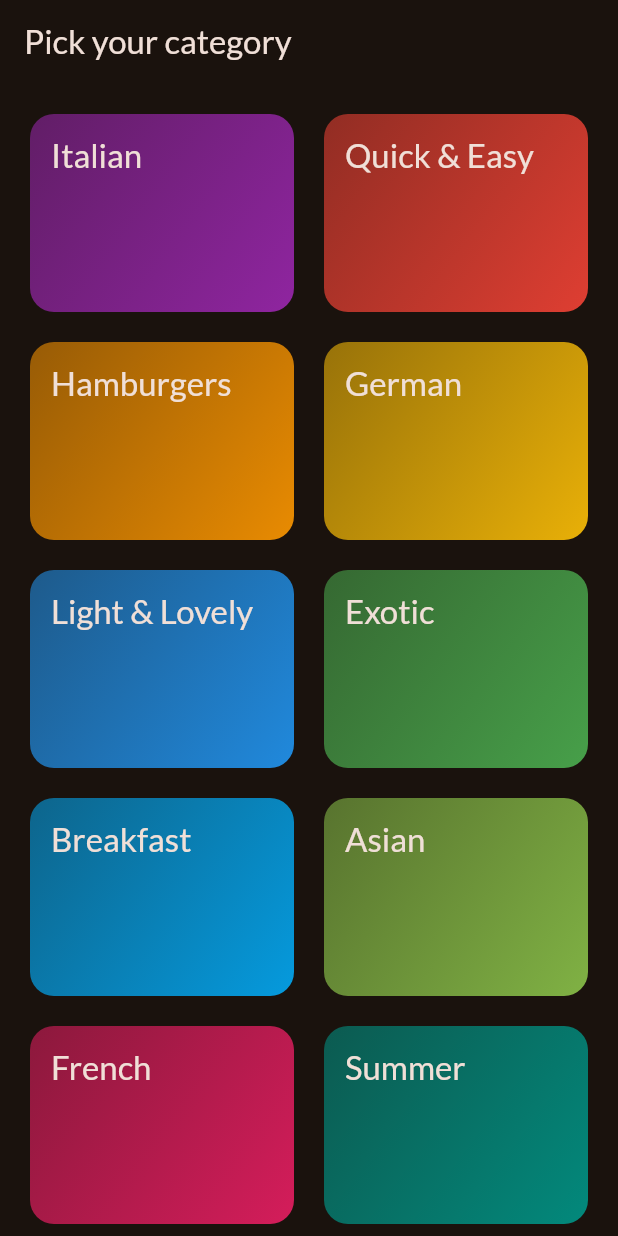
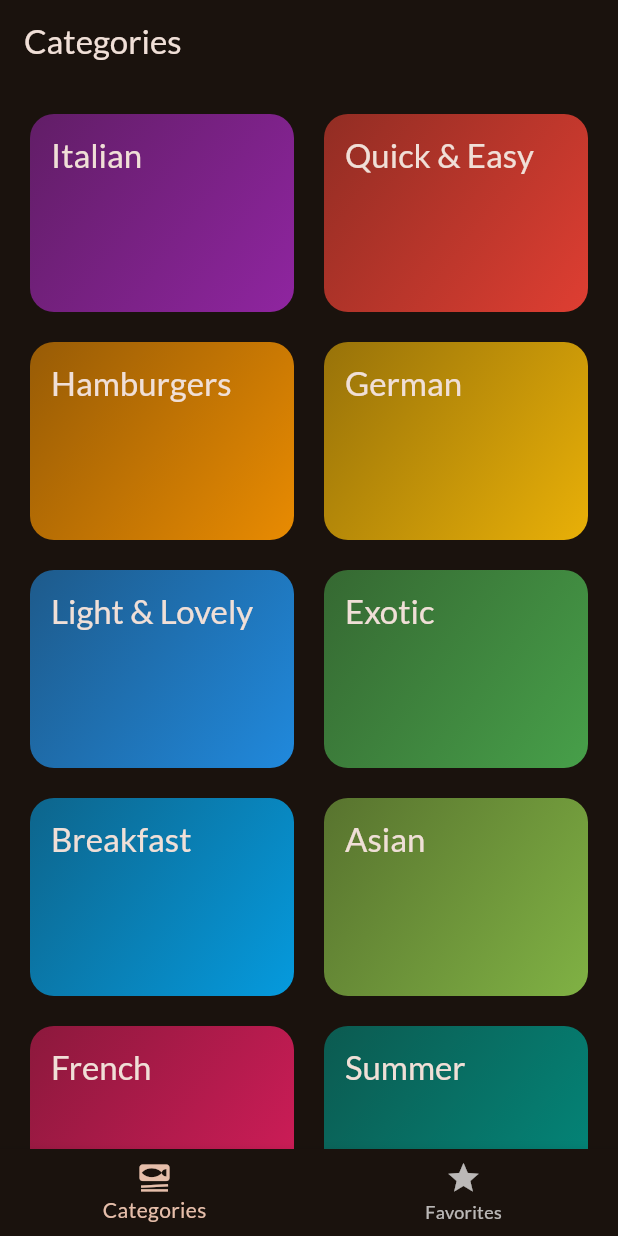
Before and after one commit to Rohit-Chandra-007/meal_app, a Flutter app: the screen it shows after launch, on a phone screen of 412 x 824 dp. Run offline on Flutter 3.47's test engine with Material 3 defaults, Android fonts, the phone set to English and light mode, and no system bars; our stand-ins replace google_fonts, transparent_image.

Commit message:
tabs_screen added

```diff
--- a/lib/main.dart
+++ b/lib/main.dart
@@ -1,6 +1,7 @@
 import 'package:flutter/material.dart';
 import 'package:google_fonts/google_fonts.dart';
-import 'package:meal_app/screens/categories.dart';
+
+import 'package:meal_app/screens/tabs.dart';
 
 final theme = ThemeData(
   useMaterial3: true,
@@ -25,7 +26,7 @@ class App extends StatelessWidget {
     return MaterialApp(
       debugShowCheckedModeBanner: false,
       theme: theme,
-      home: const CategoriesScreen(),
+      home: const TabsScreen(),
     );
   }
 }
--- a/lib/screens/categories.dart
+++ b/lib/screens/categories.dart
@@ -26,11 +26,7 @@ class CategoriesScreen extends StatelessWidget {
 
   @override
   Widget build(BuildContext context) {
-    return Scaffold(
-      appBar: AppBar(
-        title: const Text('Pick your category'),
-      ),
-      body: GridView(
+    return GridView(
         padding: const EdgeInsets.all(20),
         gridDelegate: const SliverGridDelegateWithFixedCrossAxisCount(
           crossAxisCount: 2,
@@ -45,7 +41,6 @@ class CategoriesScreen extends StatelessWidget {
               onSelectCategory: () => _selectCategory(context, category),
             )
         ],
-      ),
     );
   }
 }
--- /dev/null
+++ b/lib/screens/tabs.dart
@@ -0,0 +1,43 @@
+import 'package:flutter/material.dart';
+import 'package:meal_app/screens/categories.dart';
+import 'package:meal_app/screens/meals.dart';
+
+class TabsScreen extends StatefulWidget {
+  const TabsScreen({super.key});
+
+  @override
+  State<TabsScreen> createState() => _TabsScreenState();
+}
+
+class _TabsScreenState extends State<TabsScreen> {
+  int selectedPageIndex = 0;
+  void selectedPage(int index) {
+    setState(() {
+      selectedPageIndex = index;
+    });
+  }
+
+  @override
+  Widget build(BuildContext context) {
+    Widget activePage = const CategoriesScreen();
+    String activePageTitle = 'Categories';
+    if (selectedPageIndex == 1) {
+      activePage = const MealsScreen(meals: []);
+      activePageTitle = 'Your Favorites';
+    }
+    return Scaffold(
+      appBar: AppBar(
+        title: Text(activePageTitle),
+      ),
+      body: activePage,
+      bottomNavigationBar: BottomNavigationBar(
+          onTap: selectedPage,
+          currentIndex: selectedPageIndex,
+          items: const [
+            BottomNavigationBarItem(
+                icon: Icon(Icons.set_meal), label: 'Categories'),
+            BottomNavigationBarItem(icon: Icon(Icons.star), label: 'Favorites')
+          ]),
+    );
+  }
+}
```
Also changed, not shown: lib/screens/meals.dart (+5 -6 lines).
